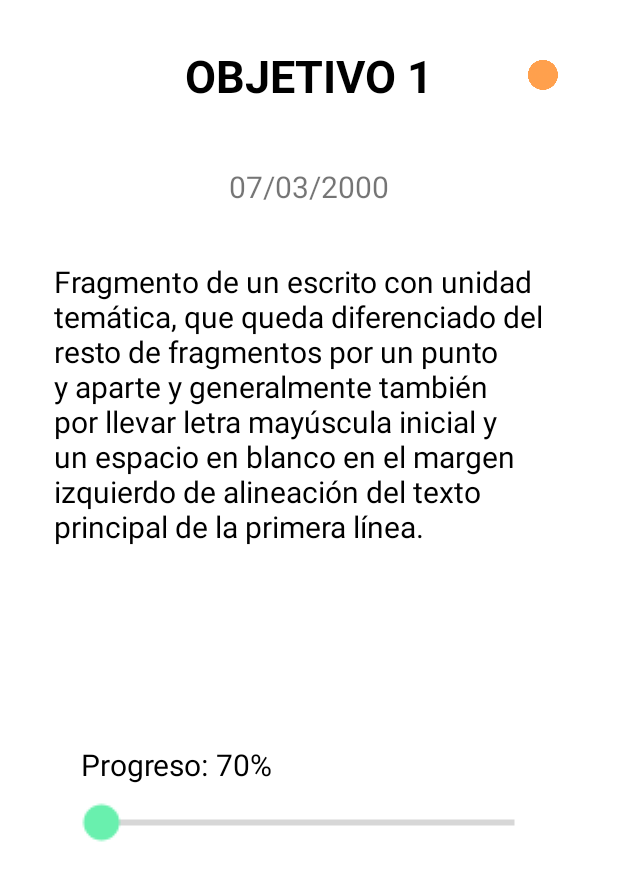
After one commit to XaviEstiles/ToStudy, an Android app: the layout fragment_info_objetivos.xml on its own in the app's theme, with its tools: preview values and no code run, on a phone screen of 412 x 824 dp. The commit adds this screen. Shown: the top 881 px of the screen. Run offline under Robolectric (Android 15) with nearby library versions, the phone set to English and light mode, and no system bars.

Commit message:
Añadido el fragmen que muestra la informacion del los objetivos.

```diff
--- a/app/src/main/java/com/example/tostudy/PerfilFragment.java
+++ b/app/src/main/java/com/example/tostudy/PerfilFragment.java
@@ -6,6 +6,7 @@ import android.annotation.SuppressLint;
 import android.graphics.drawable.Drawable;
 import android.os.Bundle;
 
+import androidx.appcompat.widget.Toolbar;
 import androidx.fragment.app.Fragment;
 
 import android.view.LayoutInflater;
@@ -31,6 +32,10 @@ public class PerfilFragment extends Fragment {
     @Override
     public View onCreateView(LayoutInflater inflater, ViewGroup container, Bundle savedInstanceState) {
 
+        Toolbar toolbar = (Toolbar) getActivity().findViewById(R.id.toolbar);
+        toolbar.setTitle("ToStudy");
+        toolbar.setVisibility(View.VISIBLE);
+
         binding = FragmentPerfilBinding.inflate(getLayoutInflater());
 
         Glide.with(getContext())
--- a/app/src/main/java/com/example/tostudy/ui/eventos/CalendarioFragment.java
+++ b/app/src/main/java/com/example/tostudy/ui/eventos/CalendarioFragment.java
@@ -55,7 +55,7 @@ public class CalendarioFragment extends Fragment implements EventoContract.View{
     public View onCreateView(LayoutInflater inflater, ViewGroup container, Bundle savedInstanceState) {
         // Inflate the layout for this fragment
         Toolbar toolbar = (Toolbar) getActivity().findViewById(R.id.toolbar);
-        toolbar.setTitle("Routine Calendar");
+        toolbar.setTitle("ToStudy");
         toolbar.setVisibility(View.VISIBLE);
         binding.calendarView.setOnDateChangeListener((calendarView, i, i1, i2) -> {
             dateString = String.format("%02d", i2)+"/"+String.format("%02d", (i1+1))+"/"+String.format("%04d", i);
--- a/app/src/main/java/com/example/tostudy/ui/objetivos/ObjetivosManage/EditarObjetivosFragment.java
+++ b/app/src/main/java/com/example/tostudy/ui/objetivos/ObjetivosManage/EditarObjetivosFragment.java
@@ -100,6 +100,7 @@ public class EditarObjetivosFragment extends Fragment implements MainActivity.On
                         break;
                 }
                 presenter.edit(objetivo);
+                navController.navigate(R.id.objetivoFragment);
             });
         }
     }
@@ -131,6 +132,7 @@ public class EditarObjetivosFragment extends Fragment implements MainActivity.On
                 }
                 presenter.add(objetivo);
                 iniJob();
+                navController.navigate(R.id.objetivoFragment);
             });
         }
     }
--- a/app/src/main/res/layout/activity_splash.xml
+++ b/app/src/main/res/layout/activity_splash.xml
@@ -12,8 +12,8 @@
         android:layout_width="wrap_content"
         android:layout_height="wrap_content"
         android:layout_marginTop="@dimen/ivLogo_marginTop"
-        android:scaleX="2"
-        android:scaleY="2"
+        android:scaleX="1.5"
+        android:scaleY="1.5"
         android:src="@drawable/logoapp"
         app:layout_constraintEnd_toEndOf="parent"
         app:layout_constraintHorizontal_bias="0.498"
--- /dev/null
+++ b/app/src/main/res/layout/fragment_info_objetivos.xml
@@ -0,0 +1,99 @@
+<androidx.constraintlayout.widget.ConstraintLayout
+    xmlns:android="http://schemas.android.com/apk/res/android"
+    xmlns:app="http://schemas.android.com/apk/res-auto"
+    xmlns:tools="http://schemas.android.com/tools"
+    android:layout_width="match_parent"
+    android:layout_height="match_parent">
+
+    <TextView
+        android:id="@+id/tvNombre"
+        android:layout_width="wrap_content"
+        android:layout_height="wrap_content"
+        android:layout_marginTop="30dp"
+        android:text="Objetivo 1"
+        android:textAlignment="center"
+        android:textAllCaps="true"
+        android:textColor="#000000"
+        android:textSize="30sp"
+        android:textStyle="bold"
+        app:layout_constraintEnd_toEndOf="parent"
+        app:layout_constraintStart_toStartOf="parent"
+        app:layout_constraintTop_toTopOf="parent" />
+
+    <ImageView
+        android:id="@+id/imgPrioridad"
+        android:layout_width="20dp"
+        android:layout_height="20dp"
+        android:layout_marginTop="40dp"
+        android:layout_marginEnd="40dp"
+        android:tintMode="multiply"
+        app:layout_constraintEnd_toEndOf="parent"
+        app:layout_constraintTop_toTopOf="parent"
+        app:srcCompat="@drawable/ic_importancia_media"
+        app:tint="#B2FFFFFF" />
+
+    <TextView
+        android:id="@+id/tvFecha"
+        android:layout_width="wrap_content"
+        android:layout_height="wrap_content"
+        android:layout_marginTop="40dp"
+        android:textSize="20sp"
+        android:textAlignment="center"
+        android:text="07/03/2000"
+        app:layout_constraintEnd_toEndOf="parent"
+        app:layout_constraintStart_toStartOf="parent"
+        app:layout_constraintTop_toBottomOf="@+id/tvNombre" />
+
+    <TextView
+        android:id="@+id/tvDescripcion"
+        android:layout_width="match_parent"
+        android:layout_height="250dp"
+        android:layout_margin="36dp"
+        android:layout_gravity="center_horizontal"
+        android:text="Fragmento de un escrito con unidad temática, que queda diferenciado del resto de fragmentos por un punto y aparte y generalmente también por llevar letra mayúscula inicial y un espacio en blanco en el margen izquierdo de alineación del texto principal de la primera línea."
+        android:textColor="#000000"
+        android:textSize="20sp"
+        app:layout_constraintEnd_toEndOf="parent"
+        app:layout_constraintStart_toStartOf="parent"
+        app:layout_constraintTop_toBottomOf="@+id/tvFecha" />
+
+    <TextView
+        android:id="@+id/tvxProgreso"
+        android:layout_width="wrap_content"
+        android:layout_height="wrap_content"
+        android:layout_marginTop="72dp"
+        android:text="Progreso: "
+        android:textColor="#000000"
+        android:textSize="20sp"
+        app:layout_constraintEnd_toEndOf="parent"
+        app:layout_constraintHorizontal_bias="0.168"
+        app:layout_constraintStart_toStartOf="parent"
+        app:layout_constraintTop_toBottomOf="@+id/tvDescripcion" />
+
+    <TextView
+        android:id="@+id/tvProgreso"
+        android:layout_width="wrap_content"
+        android:layout_height="wrap_content"
+        android:layout_marginTop="72dp"
+        android:text="70%"
+        android:textColor="#000000"
+        android:textSize="20sp"
+        app:layout_constraintEnd_toEndOf="parent"
+        app:layout_constraintHorizontal_bias="0.0"
+        app:layout_constraintStart_toEndOf="@+id/tvxProgreso"
+        app:layout_constraintTop_toBottomOf="@+id/tvDescripcion" />
+
+    <SeekBar
+        android:id="@+id/seekBar2"
+        android:layout_width="170dp"
+        android:layout_height="wrap_content"
+        android:layout_marginTop="16dp"
+        android:max="100"
+        android:scaleX="2"
+        android:scaleY="2"
+        app:layout_constraintEnd_toEndOf="parent"
+        app:layout_constraintHorizontal_bias="0.497"
+        app:layout_constraintStart_toStartOf="parent"
+        app:layout_constraintTop_toBottomOf="@+id/tvxProgreso" />
+
+</androidx.constraintlayout.widget.ConstraintLayout>
```
Also changed, not shown: app/src/main/AndroidManifest.xml (+4 -6 lines), app/src/main/java/com/example/tostudy/ui/dialog/InfoObjetivosFragment.java (added, +82 -0 lines), app/src/main/java/com/example/tostudy/ui/objetivos/ObjetivoAdapter.java (+10 -11 lines), app/src/main/java/com/example/tostudy/ui/objetivos/ObjetivosFragment.java (+7 -2 lines), app/src/main/res/layout/objetivo_item.xml (+13 -15 lines), app/src/main/res/navigation/nav_graph.xml (+11 -3 lines), 1 other file.
